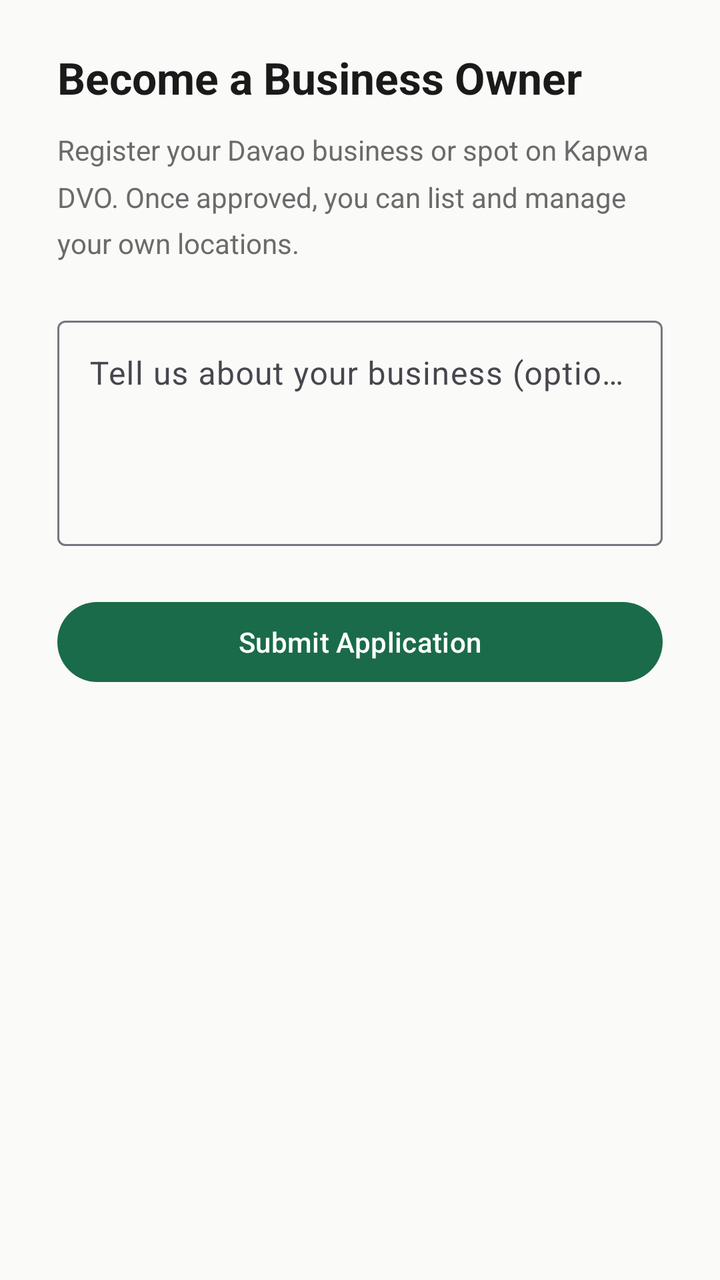
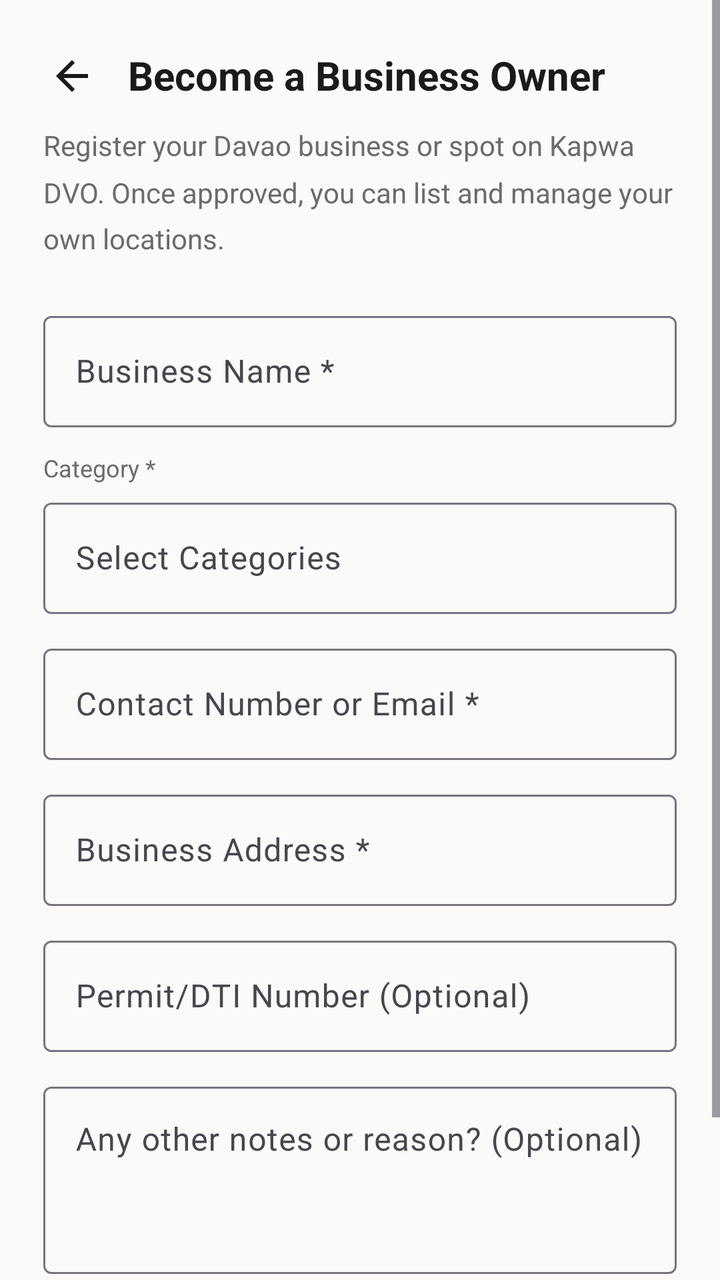

The first picture is an Android layout as it rendered before a commit; the second is the same layout after the commit. The layout source and the unified diff follow.
<!-- AndroidManifest.xml: application theme Theme.KapwaDVO -->
<!-- res/layout/fragment_owner_application.xml -->
<?xml version="1.0" encoding="utf-8"?>
<ScrollView xmlns:android="http://schemas.android.com/apk/res/android"
    xmlns:app="http://schemas.android.com/apk/res-auto"
    android:layout_width="match_parent"
    android:layout_height="match_parent"
    android:background="@color/background"
    android:fillViewport="true">

    <androidx.constraintlayout.widget.ConstraintLayout
        android:layout_width="match_parent"
        android:layout_height="wrap_content"
        android:paddingTop="24dp"
        android:paddingBottom="24dp">

        <androidx.constraintlayout.widget.Guideline
            android:id="@+id/guideStart"
            android:layout_width="wrap_content"
            android:layout_height="wrap_content"
            android:orientation="vertical"
            app:layout_constraintGuide_percent="0.08" />

        <androidx.constraintlayout.widget.Guideline
            android:id="@+id/guideEnd"
            android:layout_width="wrap_content"
            android:layout_height="wrap_content"
            android:orientation="vertical"
            app:layout_constraintGuide_percent="0.92" />

        <TextView
            android:id="@+id/tvTitle"
            android:layout_width="0dp"
            android:layout_height="wrap_content"
            android:text="@string/apply_title"
            android:textSize="22sp"
            android:textStyle="bold"
            android:textColor="@color/text_primary"
            app:layout_constraintTop_toTopOf="parent"
            app:layout_constraintStart_toStartOf="@id/guideStart"
            app:layout_constraintEnd_toEndOf="@id/guideEnd" />

        <TextView
            android:id="@+id/tvDesc"
            android:layout_width="0dp"
            android:layout_height="wrap_content"
            android:text="@string/apply_desc"
            android:textSize="14sp"
            android:textColor="@color/text_secondary"
            android:layout_marginTop="12dp"
            android:lineSpacingMultiplier="1.4"
            app:layout_constraintTop_toBottomOf="@id/tvTitle"
            app:layout_constraintStart_toStartOf="@id/guideStart"
            app:layout_constraintEnd_toEndOf="@id/guideEnd" />

        <com.google.android.material.textfield.TextInputLayout
            android:id="@+id/tilReason"
            android:layout_width="0dp"
            android:layout_height="wrap_content"
            android:hint="@string/apply_reason_hint"
            android:layout_marginTop="24dp"
            style="@style/Widget.Material3.TextInputLayout.OutlinedBox"
            app:layout_constraintTop_toBottomOf="@id/tvDesc"
            app:layout_constraintStart_toStartOf="@id/guideStart"
            app:layout_constraintEnd_toEndOf="@id/guideEnd">
            <com.google.android.material.textfield.TextInputEditText
                android:id="@+id/etReason"
                android:layout_width="match_parent"
                android:layout_height="wrap_content"
                android:inputType="textMultiLine"
                android:minLines="4"
                android:gravity="top" />
        </com.google.android.material.textfield.TextInputLayout>

        <com.google.android.material.button.MaterialButton
            android:id="@+id/btnSubmit"
            android:layout_width="0dp"
            android:layout_height="wrap_content"
            android:text="@string/submit_application"
            android:layout_marginTop="24dp"
            app:layout_constraintTop_toBottomOf="@id/tilReason"
            app:layout_constraintStart_toStartOf="@id/guideStart"
            app:layout_constraintEnd_toEndOf="@id/guideEnd" />

    </androidx.constraintlayout.widget.ConstraintLayout>
</ScrollView>
<!-- resources referenced by this layout -->
<resources>
  <color name="background">#FAFAF8</color>
  <color name="text_primary">#1A1A1A</color>
  <color name="text_secondary">#6B6B6B</color>
  <string name="apply_desc">Register your Davao business or spot on Kapwa DVO. Once approved, you can list and manage your own locations.</string>
  <string name="apply_reason_hint">Tell us about your business (optional)</string>
  <string name="apply_title">Become a Business Owner</string>
  <string name="submit_application">Submit Application</string>
  <style name="Theme.KapwaDVO" parent="Base.Theme.KapwaDVO">
          <item name="android:windowLightStatusBar">true</item>
      </style>
  <style name="Base.Theme.KapwaDVO" parent="Theme.Material3.Light.NoActionBar">
          <item name="colorPrimary">@color/primary</item>
          <item name="colorPrimaryDark">@color/primary_dark</item>
          <item name="colorAccent">@color/accent</item>
          <item name="android:colorBackground">@color/background</item>
          <item name="colorSurface">@color/surface</item>
          <item name="colorOnPrimary">@color/white</item>
          <item name="android:statusBarColor">@color/primary</item>
          <item name="android:navigationBarColor">@color/surface</item>
      </style>
  <color name="primary">#1A6B4A</color>
  <color name="primary_dark">#0F4530</color>
  <color name="accent">#F4A724</color>
  <color name="surface">#FFFFFF</color>
  <color name="white">#FFFFFF</color>
</resources>

<!-- the commit's change to res/layout/fragment_owner_application.xml (unified diff, before → after) -->
@@ -17,25 +17,38 @@
             android:layout_width="wrap_content"
             android:layout_height="wrap_content"
             android:orientation="vertical"
-            app:layout_constraintGuide_percent="0.08" />
+            app:layout_constraintGuide_percent="0.06" />
 
         <androidx.constraintlayout.widget.Guideline
             android:id="@+id/guideEnd"
             android:layout_width="wrap_content"
             android:layout_height="wrap_content"
             android:orientation="vertical"
-            app:layout_constraintGuide_percent="0.92" />
+            app:layout_constraintGuide_percent="0.94" />
+
+        <ImageButton
+            android:id="@+id/btnBack"
+            android:layout_width="40dp"
+            android:layout_height="40dp"
+            android:background="?attr/selectableItemBackgroundBorderless"
+            android:src="@drawable/ic_arrow_back"
+            android:contentDescription="Back"
+            android:layout_marginStart="16dp"
+            app:layout_constraintTop_toTopOf="parent"
+            app:layout_constraintStart_toStartOf="parent"
+            app:layout_constraintBottom_toBottomOf="@id/tvTitle" />
 
         <TextView
             android:id="@+id/tvTitle"
             android:layout_width="0dp"
             android:layout_height="wrap_content"
             android:text="@string/apply_title"
-            android:textSize="22sp"
+            android:textSize="20sp"
             android:textStyle="bold"
             android:textColor="@color/text_primary"
+            android:layout_marginStart="8dp"
             app:layout_constraintTop_toTopOf="parent"
-            app:layout_constraintStart_toStartOf="@id/guideStart"
+            app:layout_constraintStart_toEndOf="@id/btnBack"
             app:layout_constraintEnd_toEndOf="@id/guideEnd" />
 
         <TextView
@@ -52,13 +65,115 @@
             app:layout_constraintEnd_toEndOf="@id/guideEnd" />
 
         <com.google.android.material.textfield.TextInputLayout
+            android:id="@+id/tilBusinessName"
+            android:layout_width="0dp"
+            android:layout_height="wrap_content"
+            android:hint="Business Name *"
+            android:layout_marginTop="24dp"
+            style="@style/Widget.Material3.TextInputLayout.OutlinedBox"
+            app:layout_constraintTop_toBottomOf="@id/tvDesc"
+            app:layout_constraintStart_toStartOf="@id/guideStart"
+            app:layout_constraintEnd_toEndOf="@id/guideEnd">
+            <com.google.android.material.textfield.TextInputEditText
+                android:id="@+id/etBusinessName"
+                android:layout_width="match_parent"
+                android:layout_height="wrap_content"
+                android:inputType="textCapWords" />
+        </com.google.android.material.textfield.TextInputLayout>
+
+        
+        <TextView
+            android:id="@+id/tvCategoryLabel"
+            android:layout_width="0dp"
+            android:layout_height="wrap_content"
+            android:text="Category *"
+            android:textSize="12sp"
+            android:textColor="@color/text_secondary"
+            android:layout_marginTop="12dp"
+            app:layout_constraintTop_toBottomOf="@id/tilBusinessName"
+            app:layout_constraintStart_toStartOf="@id/guideStart"
+            app:layout_constraintEnd_toEndOf="@id/guideEnd" />
+
+        
+        <com.google.android.material.textfield.TextInputLayout
+            android:id="@+id/tilCategoryDropdown"
+            android:layout_width="0dp"
+            android:layout_height="wrap_content"
+            android:hint="Select Categories"
+            android:layout_marginTop="4dp"
+            style="@style/Widget.Material3.TextInputLayout.OutlinedBox"
+            app:layout_constraintTop_toBottomOf="@id/tvCategoryLabel"
+            app:layout_constraintStart_toStartOf="@id/guideStart"
+            app:layout_constraintEnd_toEndOf="@id/guideEnd">
+            <com.google.android.material.textfield.TextInputEditText
+                android:id="@+id/etCategoryDropdown"
+                android:layout_width="match_parent"
+                android:layout_height="wrap_content"
+                android:inputType="none"
+                android:focusable="false"
+                android:clickable="true"
+                android:cursorVisible="false" />
+        </com.google.android.material.textfield.TextInputLayout>
+
+        <com.google.android.material.textfield.TextInputLayout
+            android:id="@+id/tilContactInfo"
+            android:layout_width="0dp"
+            android:layout_height="wrap_content"
+            android:hint="Contact Number or Email *"
+            android:layout_marginTop="12dp"
+            style="@style/Widget.Material3.TextInputLayout.OutlinedBox"
+            app:layout_constraintTop_toBottomOf="@id/tilCategoryDropdown"
+            app:layout_constraintStart_toStartOf="@id/guideStart"
+            app:layout_constraintEnd_toEndOf="@id/guideEnd">
+            <com.google.android.material.textfield.TextInputEditText
+                android:id="@+id/etContactInfo"
+                android:layout_width="match_parent"
+                android:layout_height="wrap_content"
+                android:inputType="textEmailAddress" />
+        </com.google.android.material.textfield.TextInputLayout>
+
+        <com.google.android.material.textfield.TextInputLayout
+            android:id="@+id/tilAddress"
+            android:layout_width="0dp"
+            android:layout_height="wrap_content"
+            android:hint="Business Address *"
+            android:layout_marginTop="12dp"
+            style="@style/Widget.Material3.TextInputLayout.OutlinedBox"
+            app:layout_constraintTop_toBottomOf="@id/tilContactInfo"
+            app:layout_constraintStart_toStartOf="@id/guideStart"
+            app:layout_constraintEnd_toEndOf="@id/guideEnd">
+            <com.google.android.material.textfield.TextInputEditText
+                android:id="@+id/etAddress"
+                android:layout_width="match_parent"
+                android:layout_height="wrap_content"
+                android:inputType="textPostalAddress" />
+        </com.google.android.material.textfield.TextInputLayout>
+
+        <com.google.android.material.textfield.TextInputLayout
+            android:id="@+id/tilPermit"
+            android:layout_width="0dp"
+            android:layout_height="wrap_content"
+            android:hint="Permit/DTI Number (Optional)"
+            android:layout_marginTop="12dp"
+            style="@style/Widget.Material3.TextInputLayout.OutlinedBox"
+            app:layout_constraintTop_toBottomOf="@id/tilAddress"
+            app:layout_constraintStart_toStartOf="@id/guideStart"
+            app:layout_constraintEnd_toEndOf="@id/guideEnd">
+            <com.google.android.material.textfield.TextInputEditText
+                android:id="@+id/etPermit"
+                android:layout_width="match_parent"
+                android:layout_height="wrap_content"
+                android:inputType="text" />
+        </com.google.android.material.textfield.TextInputLayout>
+
+        <com.google.android.material.textfield.TextInputLayout
             android:id="@+id/tilReason"
             android:layout_width="0dp"
             android:layout_height="wrap_content"
-            android:hint="@string/apply_reason_hint"
-            android:layout_marginTop="24dp"
+            android:hint="Any other notes or reason? (Optional)"
+            android:layout_marginTop="12dp"
             style="@style/Widget.Material3.TextInputLayout.OutlinedBox"
-            app:layout_constraintTop_toBottomOf="@id/tvDesc"
+            app:layout_constraintTop_toBottomOf="@id/tilPermit"
             app:layout_constraintStart_toStartOf="@id/guideStart"
             app:layout_constraintEnd_toEndOf="@id/guideEnd">
             <com.google.android.material.textfield.TextInputEditText
@@ -66,7 +181,7 @@
                 android:layout_width="match_parent"
                 android:layout_height="wrap_content"
                 android:inputType="textMultiLine"
-                android:minLines="4"
+                android:minLines="3"
                 android:gravity="top" />
         </com.google.android.material.textfield.TextInputLayout>
 
<!-- resource entries referenced after the edit -->
@@ -3,8 +3,19 @@
   <color name="background">#FAFAF8</color>
   <color name="text_primary">#1A1A1A</color>
   <color name="text_secondary">#6B6B6B</color>
+  <!-- drawable ic_arrow_back (drawable) -->
+  <?xml version="1.0" encoding="utf-8"?>
+  <vector xmlns:android="http://schemas.android.com/apk/res/android"
+      android:width="24dp"
+      android:height="24dp"
+      android:viewportWidth="24"
+      android:viewportHeight="24"
+      android:tint="@color/text_primary">
+      <path
+          android:fillColor="@android:color/white"
+          android:pathData="M20,11H7.83l5.59,-5.59L12,4l-8,8 8,8 1.41,-1.41L7.83,13H20v-2z" />
+  </vector>
   <string name="apply_desc">Register your Davao business or spot on Kapwa DVO. Once approved, you can list and manage your own locations.</string>
-  <string name="apply_reason_hint">Tell us about your business (optional)</string>
   <string name="apply_title">Become a Business Owner</string>
   <string name="submit_application">Submit Application</string>
   <style name="Theme.KapwaDVO" parent="Base.Theme.KapwaDVO">
